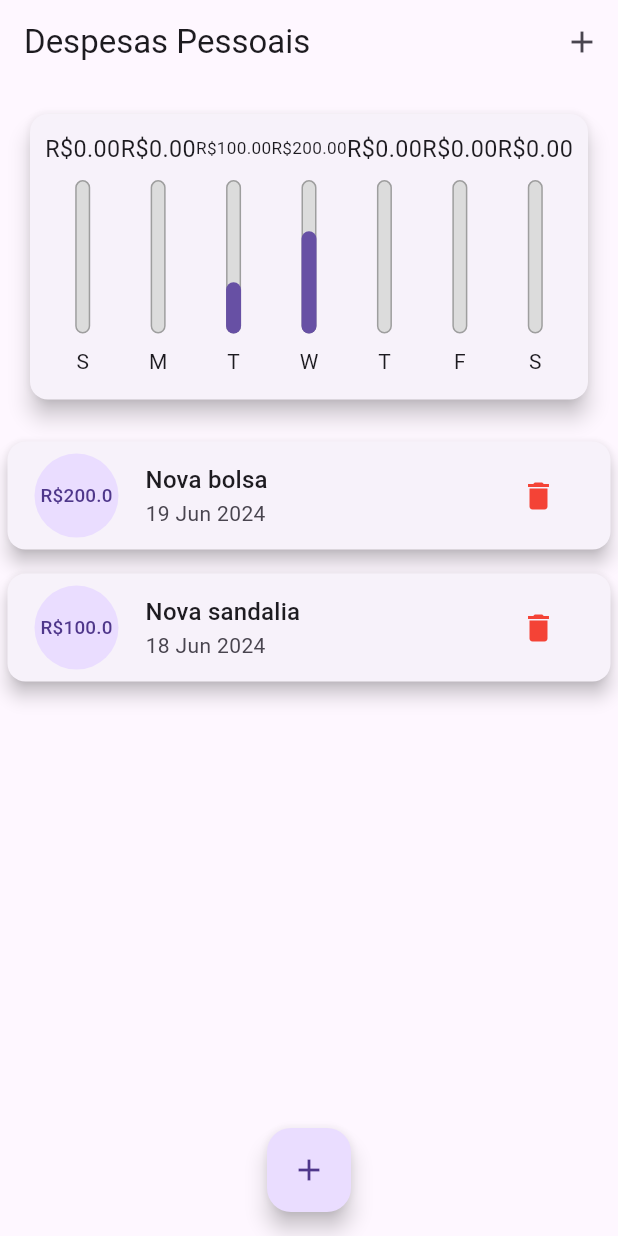
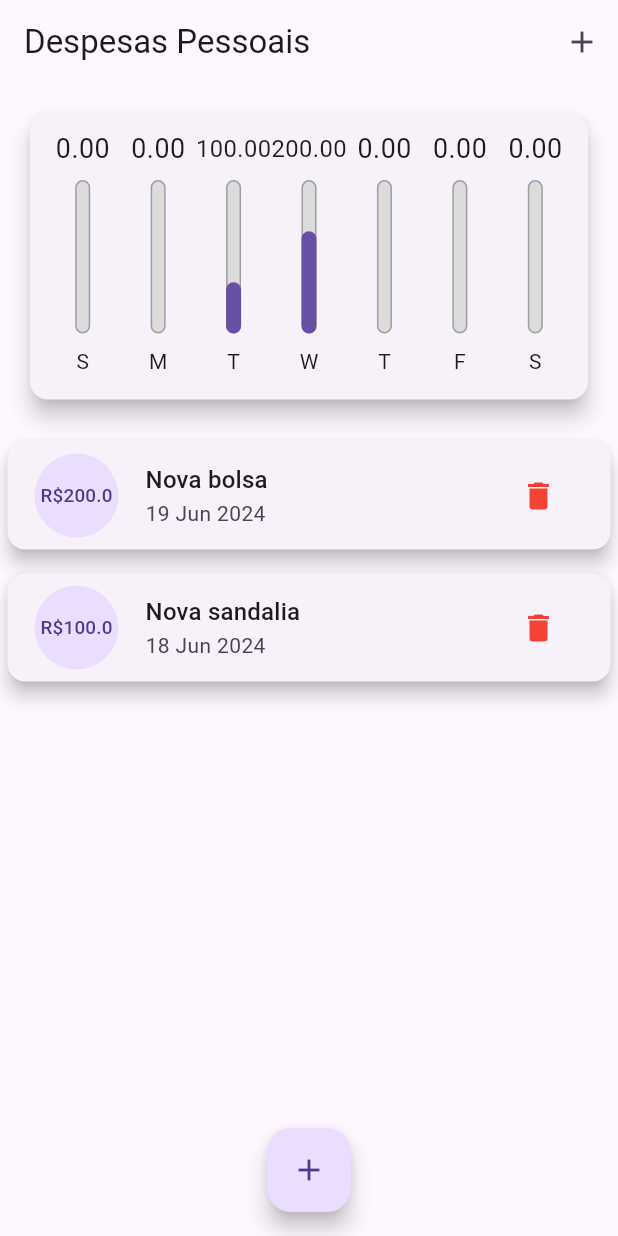
Before and after one commit to Beaads/Expenses, a Flutter app: the screen it shows after launch, on a phone screen of 412 x 824 dp. Run offline on Flutter 3.47's test engine with Material 3 defaults, Android fonts, the phone set to English and light mode, and no system bars.

```diff
--- a/lib/components/chart_bar.dart
+++ b/lib/components/chart_bar.dart
@@ -20,7 +20,7 @@ class ChartBar extends StatelessWidget {
             Container(
               height: constraints.maxHeight * 0.15,
               child: FittedBox(
-                  child: Text('R\$${value.toStringAsFixed(2)}')),
+                  child: Text('${value.toStringAsFixed(2)}')),
             ),
             SizedBox(height: constraints.maxHeight * 0.05),
             SizedBox(
--- a/lib/main.dart
+++ b/lib/main.dart
@@ -113,7 +113,8 @@ class _MyHomePageState extends State<MyHomePage> {
 
     return Scaffold(
       appBar: appBar,
-      body: SingleChildScrollView(
+      body: SafeArea(
+        child: SingleChildScrollView(
           child: Column(
             crossAxisAlignment: CrossAxisAlignment.stretch,
             children: [
@@ -121,7 +122,7 @@ class _MyHomePageState extends State<MyHomePage> {
               //   Row(
               //     children: [
               //       const Text('Exibir Grafico'),
-            //       Switch(
+              //       Switch.adaptive(
               //           value: true,
               //           onChanged: (value) {
               //             setState(() {
@@ -141,6 +142,7 @@ class _MyHomePageState extends State<MyHomePage> {
             ],
           ),
         ),
+      ),
       floatingActionButton: FloatingActionButton(
         child: const Icon(Icons.add),
         onPressed: () => _openTransactionFormModal(context),
```
Lines whose indentation alone changed are shown as unchanged.
